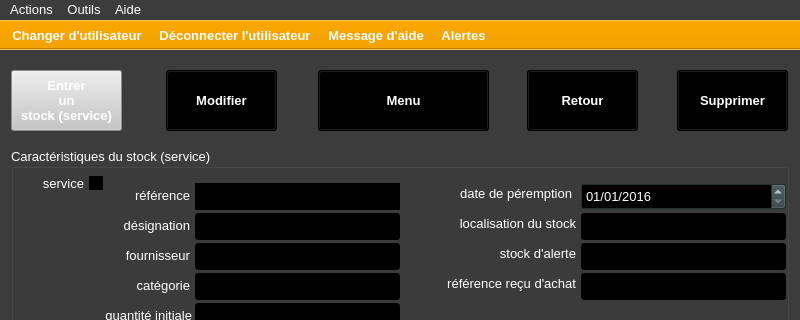
Before: the Qt Designer form ui/yeroth-erp-stock-detail-window.ui in xnoumbissinoundou/yeroth-erp-3.0, drawn with Qt 5; both pictures show x 0 to 800 and y 0 to 320 of the 800 by 600 pixel window.
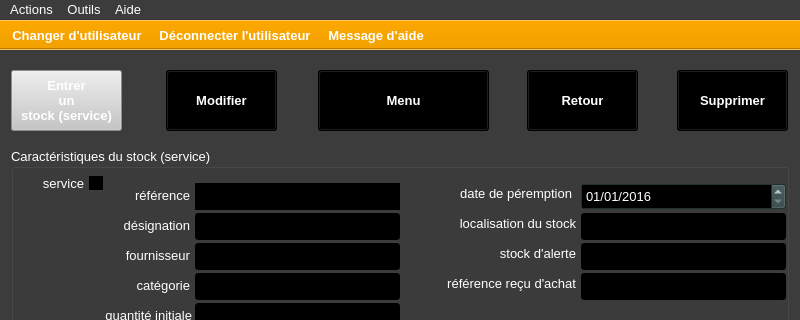
After: the same form once the commit is applied. Icons and pictures are not drawn. Custom widgets are drawn as their Qt base class.

What changed in the file:
```diff
--- a/ui/yeroth-erp-stock-detail-window.ui
+++ b/ui/yeroth-erp-stock-detail-window.ui
@@ -11676,7 +11676,6 @@
    <addaction name="actionChanger_utilisateur"/>
    <addaction name="actionDeconnecter_utilisateur"/>
    <addaction name="actionAppeler_aide"/>
-   <addaction name="actionAlertes"/>
   </widget>
   <action name="actionA_propos">
    <property name="text">
@@ -11812,21 +11811,6 @@
     </font>
    </property>
   </action>
-  <action name="actionAlertes">
-   <property name="text">
-    <string>Alertes</string>
-   </property>
-   <property name="toolTip">
-    <string>Alertes</string>
-   </property>
-   <property name="font">
-    <font>
-     <pointsize>10</pointsize>
-     <weight>75</weight>
-     <bold>true</bold>
-    </font>
-   </property>
-  </action>
   <action name="actionSupprimer">
    <property name="text">
     <string>Supprimer ce stock</string>
```
Left out of the diff: 2 changed lines with no effect on the pictures.
